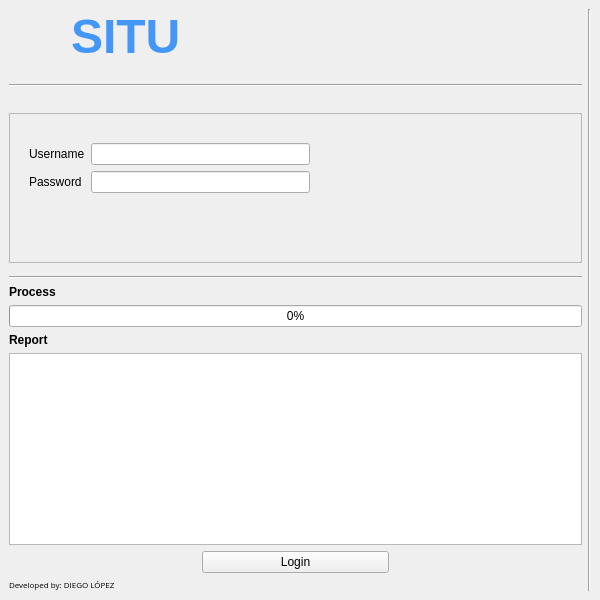
The window that gui/design/MainWindow.ui (dlopezabril/python_qt) describes before a commit, drawn with Qt 5.
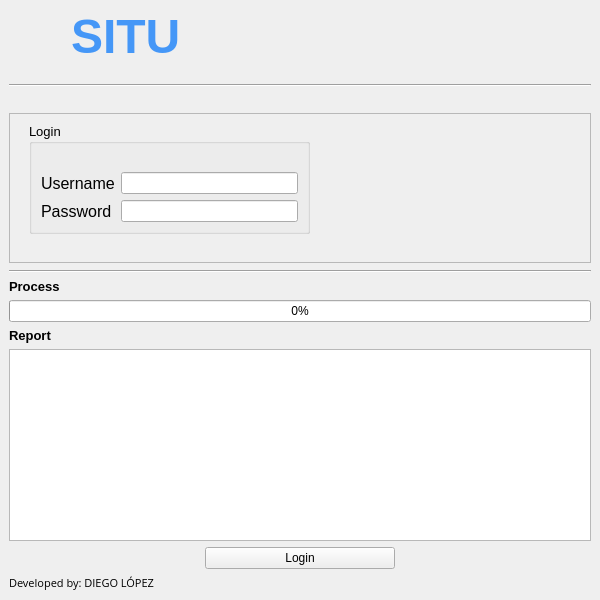
The same window after the commit. Icons and pictures are not drawn.

Diff of the .ui file:
```diff
--- a/gui/design/MainWindow.ui
+++ b/gui/design/MainWindow.ui
@@ -29,7 +29,7 @@
   <widget class="QWidget" name="centralwidget">
    <layout class="QHBoxLayout" name="horizontalLayout_2">
     <item>
-     <layout class="QHBoxLayout" name="horizontalLayout_5" stretch="0,0">
+     <layout class="QHBoxLayout" name="horizontalLayout_5" stretch="0">
       <item>
        <layout class="QVBoxLayout" name="verticalLayout">
         <property name="sizeConstraint">
@@ -148,35 +148,67 @@
           <property name="frameShadow">
            <enum>QFrame::Raised</enum>
           </property>
-          <widget class="QWidget" name="formLayoutWidget">
+          <widget class="QGroupBox" name="formGroupBox">
            <property name="geometry">
             <rect>
              <x>20</x>
-             <y>30</y>
+             <y>10</y>
              <width>281</width>
-             <height>54</height>
+             <height>111</height>
             </rect>
            </property>
+           <property name="font">
+            <font>
+             <pointsize>10</pointsize>
+             <kerning>false</kerning>
+            </font>
+           </property>
+           <property name="title">
+            <string>Login</string>
+           </property>
            <layout class="QFormLayout" name="formLayout">
-            <item row="0" column="0">
-             <widget class="QLabel" name="usernameLabel">
-              <property name="text">
-               <string>Username</string>
-              </property>
-             </widget>
-            </item>
             <item row="0" column="1">
-             <widget class="QLineEdit" name="usernameLineEdit"/>
+             <spacer name="verticalSpacer_3">
+              <property name="orientation">
+               <enum>Qt::Vertical</enum>
+              </property>
+              <property name="sizeHint" stdset="0">
+               <size>
+                <width>40</width>
+                <height>10</height>
+               </size>
+              </property>
+             </spacer>
             </item>
             <item row="1" column="0">
+             <widget class="QLabel" name="usernameLabel">
+              <property name="font">
+               <font>
+                <pointsize>12</pointsize>
+               </font>
+              </property>
+              <property name="text">
+               <string>Username</string>
+              </property>
+             </widget>
+            </item>
+            <item row="1" column="1">
+             <widget class="QLineEdit" name="usernameEdit"/>
+            </item>
+            <item row="2" column="0">
              <widget class="QLabel" name="passwordLabel">
+              <property name="font">
+               <font>
+                <pointsize>12</pointsize>
+               </font>
+              </property>
               <property name="text">
                <string>Password</string>
               </property>
              </widget>
             </item>
-            <item row="1" column="1">
-             <widget class="QLineEdit" name="passwordLineEdit"/>
+            <item row="2" column="1">
+             <widget class="QLineEdit" name="passwordEdit"/>
             </item>
            </layout>
           </widget>
@@ -211,7 +243,7 @@
            <widget class="QLabel" name="label_7">
             <property name="font">
              <font>
-              <pointsize>9</pointsize>
+              <pointsize>10</pointsize>
               <weight>75</weight>
               <bold>true</bold>
              </font>
@@ -244,7 +276,7 @@
            <widget class="QLabel" name="label_6">
             <property name="font">
              <font>
-              <pointsize>9</pointsize>
+              <pointsize>10</pointsize>
               <weight>75</weight>
               <bold>true</bold>
              </font>
@@ -292,7 +324,7 @@
             <property name="font">
              <font>
               <family>Open Sans</family>
-              <pointsize>6</pointsize>
+              <pointsize>8</pointsize>
              </font>
             </property>
             <property name="text">
@@ -304,13 +336,6 @@
         </item>
        </layout>
       </item>
-      <item>
-       <widget class="Line" name="line_5">
-        <property name="orientation">
-         <enum>Qt::Vertical</enum>
-        </property>
-       </widget>
-      </item>
      </layout>
     </item>
    </layout>
```
Left out of the diff: 22 changed lines with no effect on the pictures.
